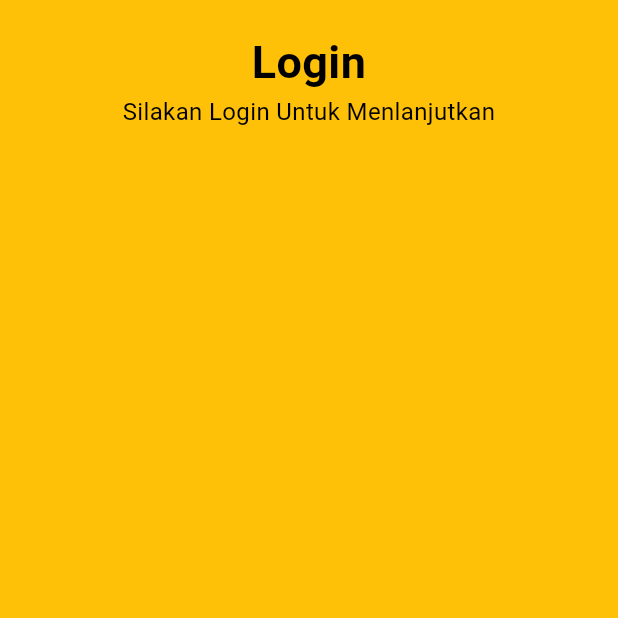
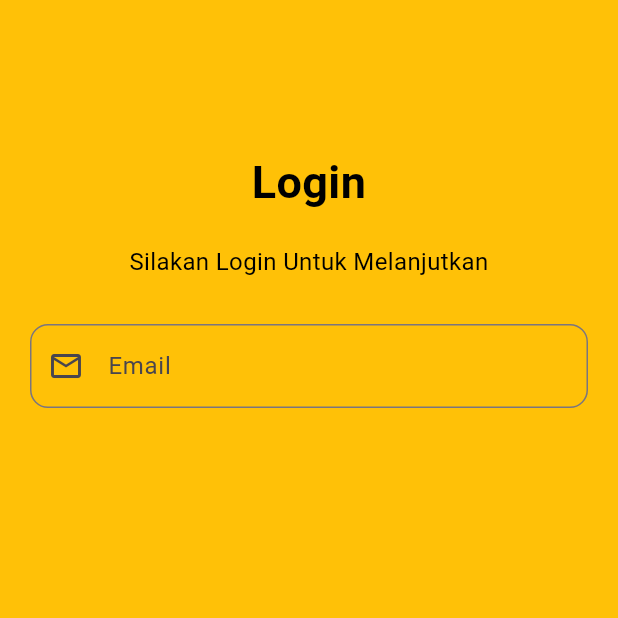
Before and after one commit to annddvaa/KB1179-1123150164-uts, a Flutter app: the Loginscreen screen opened directly, on a phone screen of 412 x 824 dp, the top half of it. Run offline on Flutter 3.47's test engine with Material 3 defaults, Android fonts, the phone set to English and light mode, and no system bars.

Commit message:
menambahkan textfield input email

```diff
--- a/lib/screen/Loginscreen.dart
+++ b/lib/screen/Loginscreen.dart
@@ -13,6 +13,7 @@ class Loginscreen extends StatelessWidget {
           child: Column(
             crossAxisAlignment: CrossAxisAlignment.center,
             children: [
+              const SizedBox(height: 80),
               const Text(
                 'Login',
                 textAlign: TextAlign.center,
@@ -22,10 +23,23 @@ class Loginscreen extends StatelessWidget {
                   color: Colors.black,
                 ),
               ),
+              const SizedBox(height: 20),
               const Text(
-                'Silakan Login Untuk Menlanjutkan',
+                'Silakan Login Untuk Melanjutkan',
                 textAlign: TextAlign.center,
                 style: TextStyle(fontSize: 16, color: Colors.black),
+              ),
+              const SizedBox(height: 30),
+              TextField(
+                keyboardType: TextInputType.emailAddress,
+                decoration: InputDecoration(
+                  labelText: 'Email',
+                  hintText: 'Masukkan email anda',
+                  prefixIcon: const Icon(Icons.email_outlined),
+                  border: OutlineInputBorder(
+                    borderRadius: const BorderRadius.all(Radius.circular(12)),
+                  ),
+                ),
               ),
             ],
           ),
```
